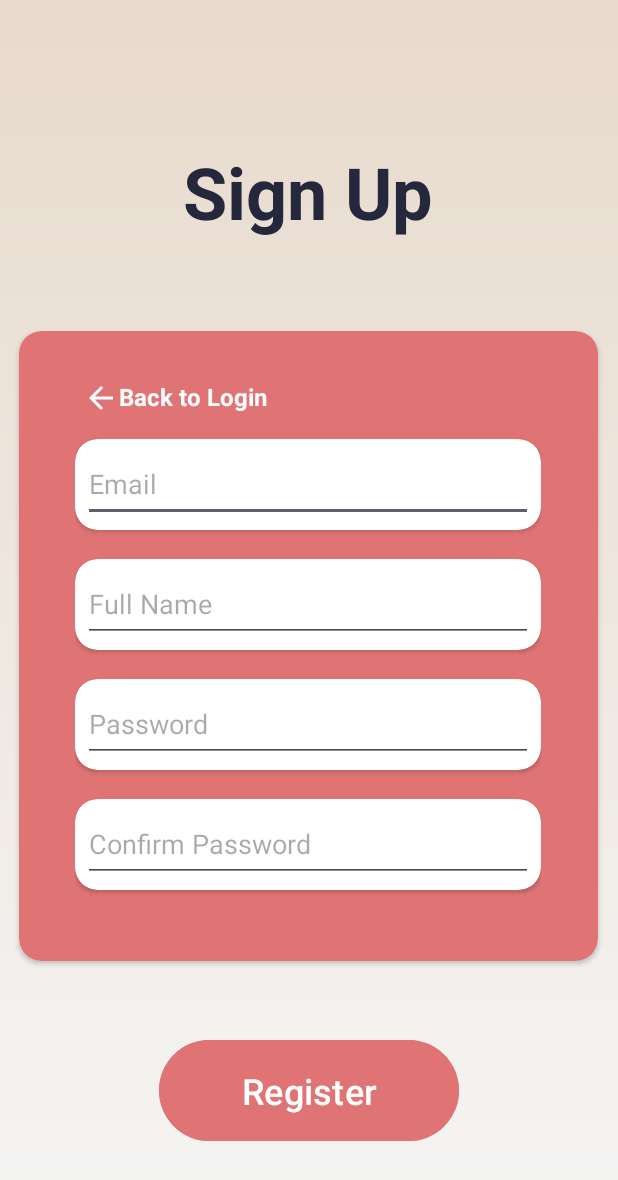
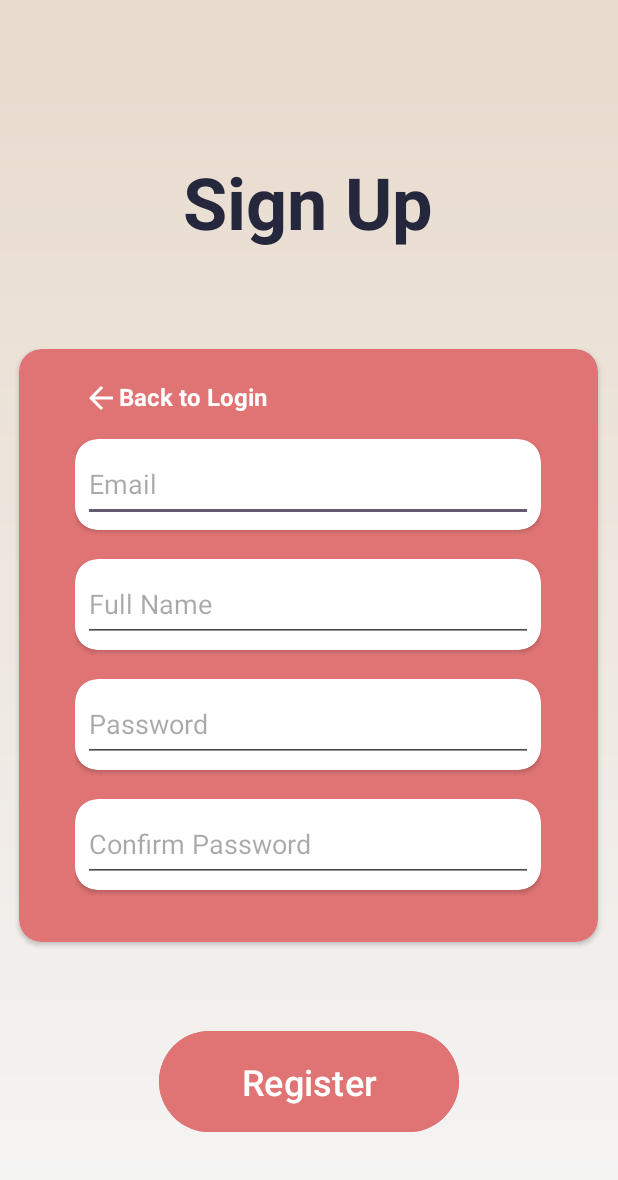
Before and after one commit to PorpleRuby/journal, an Android app: the RegistrationPage screen opened directly, with no data from a screen before it, on a phone screen of 412 x 824 dp. Shown: the top 1180 px of the screen. Run offline under Robolectric (Android 15) with nearby library versions, the phone set to English and light mode, and no system bars; our stand-ins replace Firebase (no records; nobody signed in at launch, a user with empty details on screens opened directly).

Commit message:
fontend change

```diff
--- a/app/src/main/res/layout/activity_registration_page.xml
+++ b/app/src/main/res/layout/activity_registration_page.xml
@@ -28,7 +28,7 @@
     <androidx.cardview.widget.CardView
         android:id="@+id/cardView"
         android:layout_width="386dp"
-        android:layout_height="420dp"
+        android:layout_height="wrap_content"
         android:layout_marginStart="12dp"
         android:layout_marginTop="25dp"
         android:layout_marginEnd="13dp"
@@ -44,6 +44,7 @@
             android:layout_width="wrap_content"
             android:layout_height="wrap_content"
             android:layout_gravity="center"
+            android:layout_margin="15dp"
             android:orientation="vertical">
 
             <TextView
```
